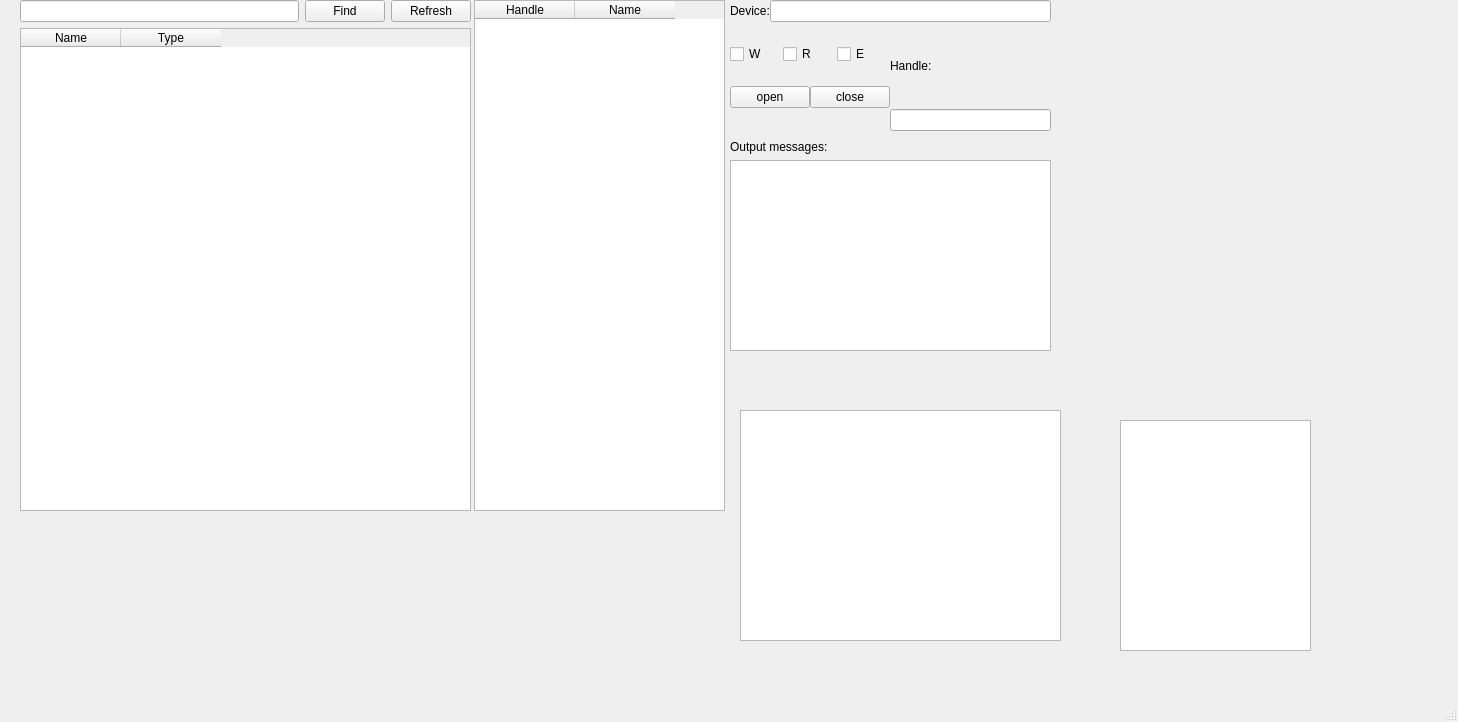
The window that ioctl_helper/mainwindow.ui (RomanRybachek/ioctl_helper) describes before a commit, drawn with Qt 5.
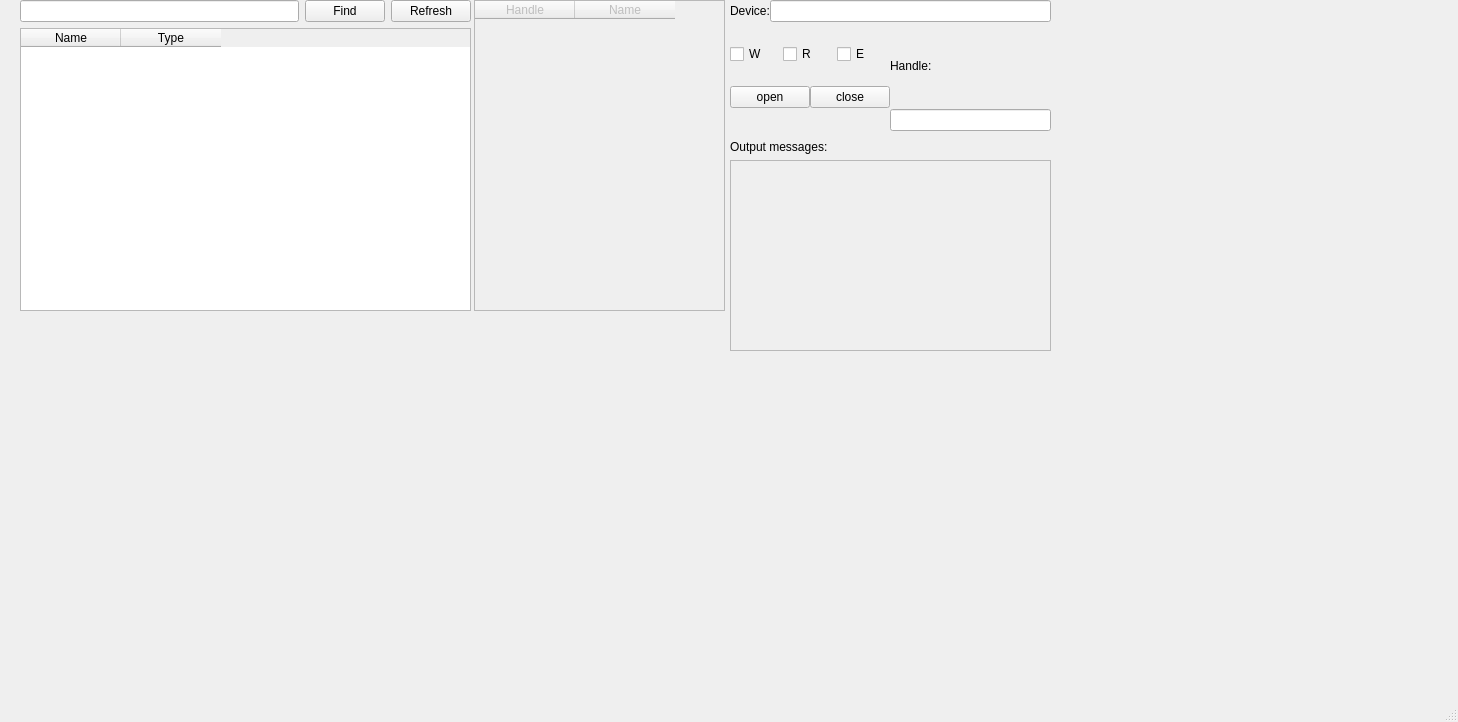
The same window after the commit.

Commit message: added qHexEdit2 to the project

```diff
--- a/ioctl_helper/mainwindow.ui
+++ b/ioctl_helper/mainwindow.ui
@@ -23,7 +23,7 @@
       <x>20</x>
       <y>0</y>
       <width>451</width>
-      <height>511</height>
+      <height>311</height>
      </rect>
     </property>
     <layout class="QVBoxLayout" name="verticalLayout">
@@ -65,12 +65,15 @@
     </layout>
    </widget>
    <widget class="QTableWidget" name="openedDevicesTableWidget">
+    <property name="enabled">
+     <bool>false</bool>
+    </property>
     <property name="geometry">
      <rect>
       <x>474</x>
       <y>0</y>
       <width>251</width>
-      <height>511</height>
+      <height>311</height>
      </rect>
     </property>
     <column>
@@ -225,66 +228,14 @@
       </widget>
      </item>
      <item>
-      <widget class="QTextBrowser" name="outputTextBrowser"/>
+      <widget class="QTextBrowser" name="outputTextBrowser">
+       <property name="enabled">
+        <bool>false</bool>
+       </property>
+      </widget>
      </item>
     </layout>
    </widget>
-   <widget class="QPlainTextEdit" name="hexOutputPlainTextEdit">
-    <property name="geometry">
-     <rect>
-      <x>740</x>
-      <y>410</y>
-      <width>321</width>
-      <height>231</height>
-     </rect>
-    </property>
-    <property name="maximumSize">
-     <size>
-      <width>1677215</width>
-      <height>16777215</height>
-     </size>
-    </property>
-    <property name="documentTitle">
-     <string/>
-    </property>
-    <property name="lineWrapMode">
-     <enum>QPlainTextEdit::NoWrap</enum>
-    </property>
-    <property name="readOnly">
-     <bool>true</bool>
-    </property>
-    <property name="plainText">
-     <string/>
-    </property>
-   </widget>
-   <widget class="QPlainTextEdit" name="charOutputPlainTextEdit">
-    <property name="geometry">
-     <rect>
-      <x>1120</x>
-      <y>420</y>
-      <width>191</width>
-      <height>231</height>
-     </rect>
-    </property>
-    <property name="maximumSize">
-     <size>
-      <width>16777215</width>
-      <height>16777215</height>
-     </size>
-    </property>
-    <property name="documentTitle">
-     <string/>
-    </property>
-    <property name="lineWrapMode">
-     <enum>QPlainTextEdit::NoWrap</enum>
-    </property>
-    <property name="readOnly">
-     <bool>true</bool>
-    </property>
-    <property name="plainText">
-     <string/>
-    </property>
-   </widget>
   </widget>
   <widget class="QMenuBar" name="menubar">
    <property name="geometry">
```
The commit also changes 16 other files.
